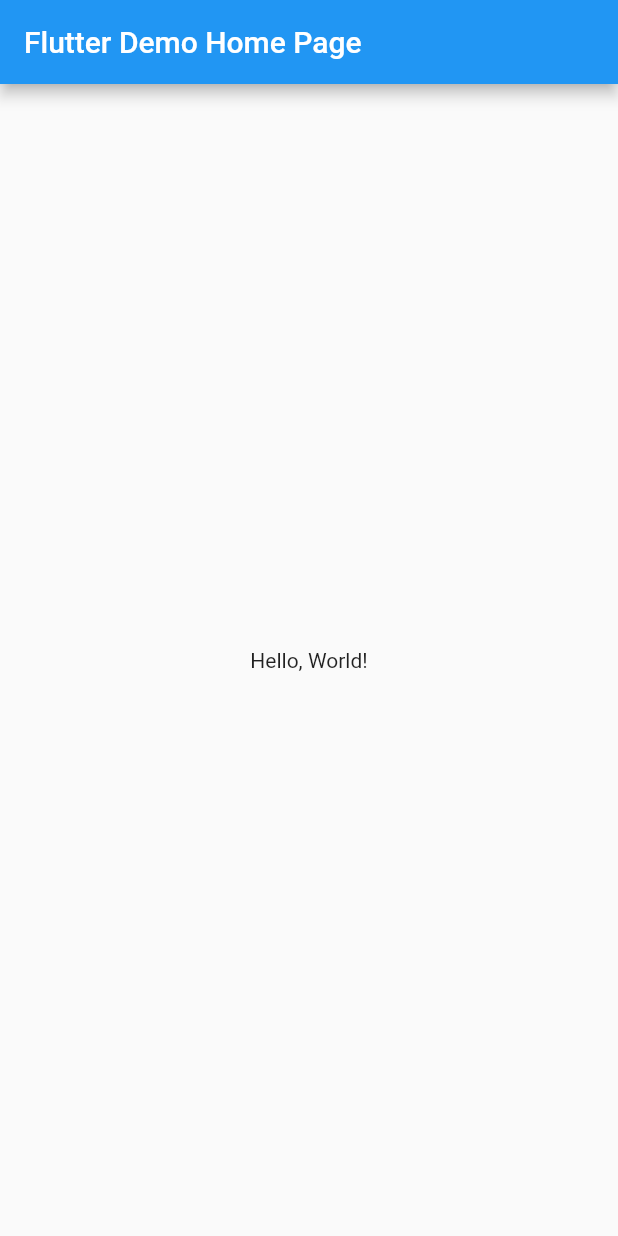
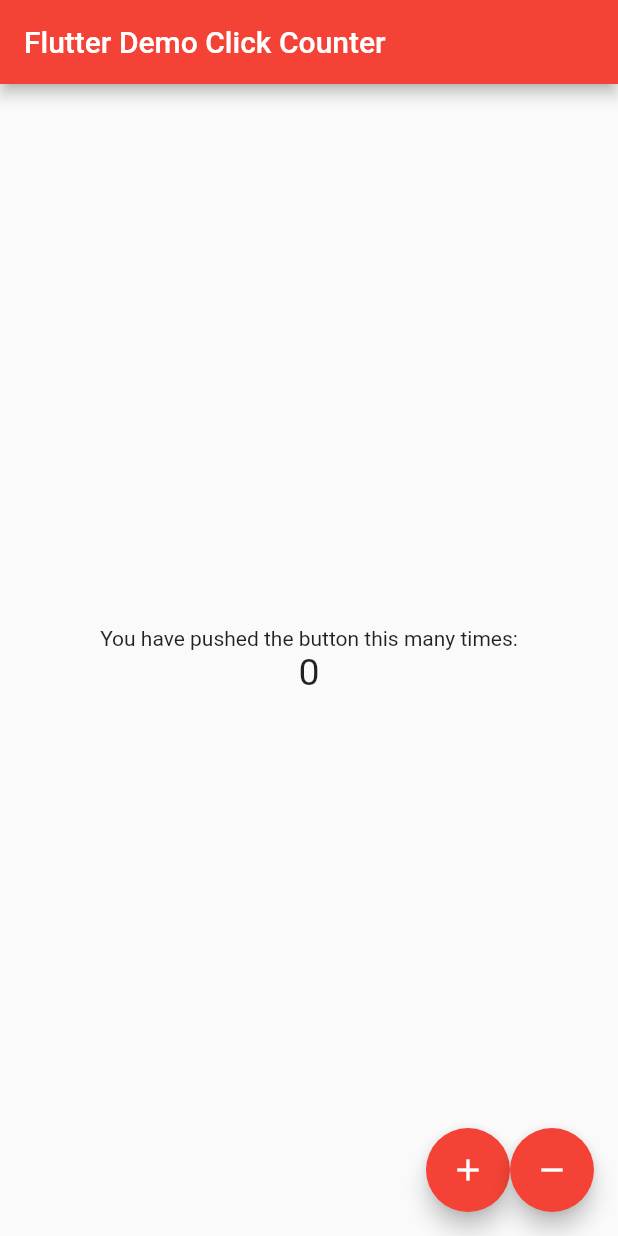
Before and after one commit to felipes1999/uninassau-flutter, a Flutter app: the screen it shows after launch, on a phone screen of 412 x 824 dp. Run offline on Flutter 3.47's test engine with Material 2 defaults, Android fonts, the phone set to English and light mode, and no system bars.

Commit message:
primeira aula

```diff
--- a/lib/main.dart
+++ b/lib/main.dart
@@ -4,39 +4,118 @@ void main() => runApp(MyApp());
 
 class MyApp extends StatelessWidget {
   const MyApp({super.key});
+  static const String _title = 'Flutter Stateful Clicker Counter';
   // This widget is the root of your application.
   @override
   Widget build(BuildContext context) {
     return MaterialApp(
-      // Application name
-      title: 'Flutter Hello World',
-      // Application theme data, you can set the colors for the application as
-      // you want
+      title: _title,
       theme: ThemeData(
-        primarySwatch: Colors.blue,
+        primarySwatch: Colors.red,
       ),
-      // A widget which will be started on application startup
-      home: MyHomePage(title: 'Flutter Demo Home Page'),
+      home: MyHomePage(),
     );
   }
 }
 
-class MyHomePage extends StatelessWidget {
-  final String title;
-  const MyHomePage({super.key, required this.title});
+class MyHomePage extends StatefulWidget {
+  const MyHomePage({super.key});
+  // This widget is the home page of your application. It is stateful, meaning
+  // that it has a State object (defined below) that contains fields that affect
+  // how it looks.
+  // This class is the configuration for the state.
+  @override
+  _MyHomePageState createState() => _MyHomePageState();
+}
+
+class _MyHomePageState extends State<MyHomePage> {
+  int _counter = 0;
+
+  void _incrementCounter() {
+    setState(() {
+      // This call to setState tells the Flutter framework that something has
+      // changed in this State, which causes it to rerun the build method below
+      // so that the display can reflect the updated values. If we changed
+      // _counter without calling setState(), then the build method would not be
+      // called again, and so nothing would appear to happen.
+      _counter++;
+    });
+  }
+
+  void _decrementCounter() {
+    setState(() {
+      // This call to setState tells the Flutter framework that something has
+      // changed in this State, which causes it to rerun the build method below
+      // so that the display can reflect the updated values. If we changed
+      // _counter without calling setState(), then the build method would not be
+      // called again, and so nothing would appear to happen.
+      _counter--;
+    });
+  }
 
   @override
   Widget build(BuildContext context) {
+    // This method is rerun every time setState is called, for instance as done
+    // by the _incrementCounter method above.
+    //
+    // The Flutter framework has been optimized to make rerunning build methods
+    // fast, so that you can just rebuild anything that needs updating rather
+    // than having to individually change instances of widgets.
     return Scaffold(
-      appBar: AppBar(
-        // The title text which will be shown on the action bar
-        title: Text(title),
-      ),
-      body: Center(
-        child: Text(
-          'Hello, World!',
+        appBar: AppBar(
+          // Here we take the value from the MyHomePage object that was created by
+          // the App.build method, and use it to set our appbar title.
+          title: Text('Flutter Demo Click Counter'),
         ),
-      ),
-    );
+        body: Center(
+          // Center is a layout widget. It takes a single child and positions it
+          // in the middle of the parent.
+          child: Column(
+            // Column is also a layout widget. It takes a list of children and
+            // arranges them vertically. By default, it sizes itself to fit its
+            // children horizontally, and tries to be as tall as its parent.
+            //
+            // Column has various properties to control how it sizes itself and
+            // how it positions its children. Here we use mainAxisAlignment to
+            // center the children vertically; the main axis here is the vertical
+            // axis because Columns are vertical (the cross axis would be
+            // horizontal).
+            mainAxisAlignment: MainAxisAlignment.center,
+            children: <Widget>[
+              Text(
+                'You have pushed the button this many times:',
+              ),
+              Text(
+                '$_counter',
+                style: TextStyle(fontSize: 25),
+              ),
+            ],
+          ),
+        ),
+        /*  floatingActionButton: FloatingActionButton(
+        onPressed: _incrementCounter,
+        tooltip: 'Increment',
+        child: Icon(Icons.add),
+      ),*/
+        floatingActionButton:
+            Row(mainAxisAlignment: MainAxisAlignment.end, children: <Widget>[
+          Row(children: [
+            FloatingActionButton(
+              onPressed: _incrementCounter,
+              tooltip: 'increment',
+              child: const Icon(Icons.add),
+            ),
+            FloatingActionButton(
+              onPressed: _decrementCounter,
+              tooltip: 'decrement',
+              child: const Icon(Icons.remove),
+            ),
+          ]),
+        ]
+                /* const SizedBox(
+              width: 10.0,
+            ),*/
+
+                ));
   }
 }
```
